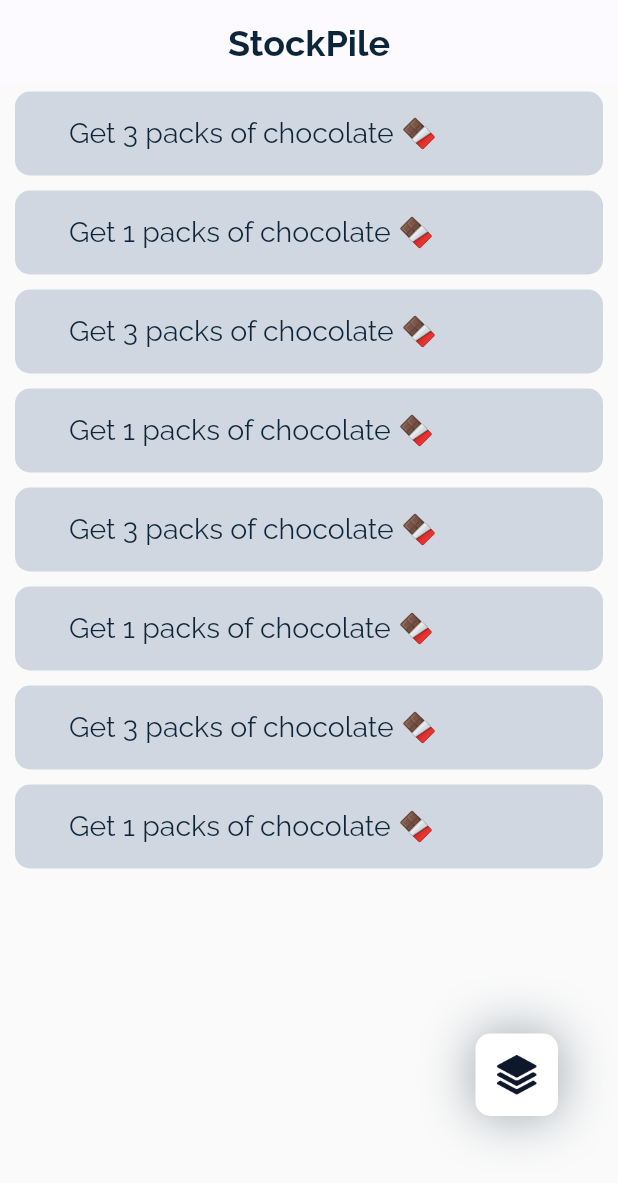
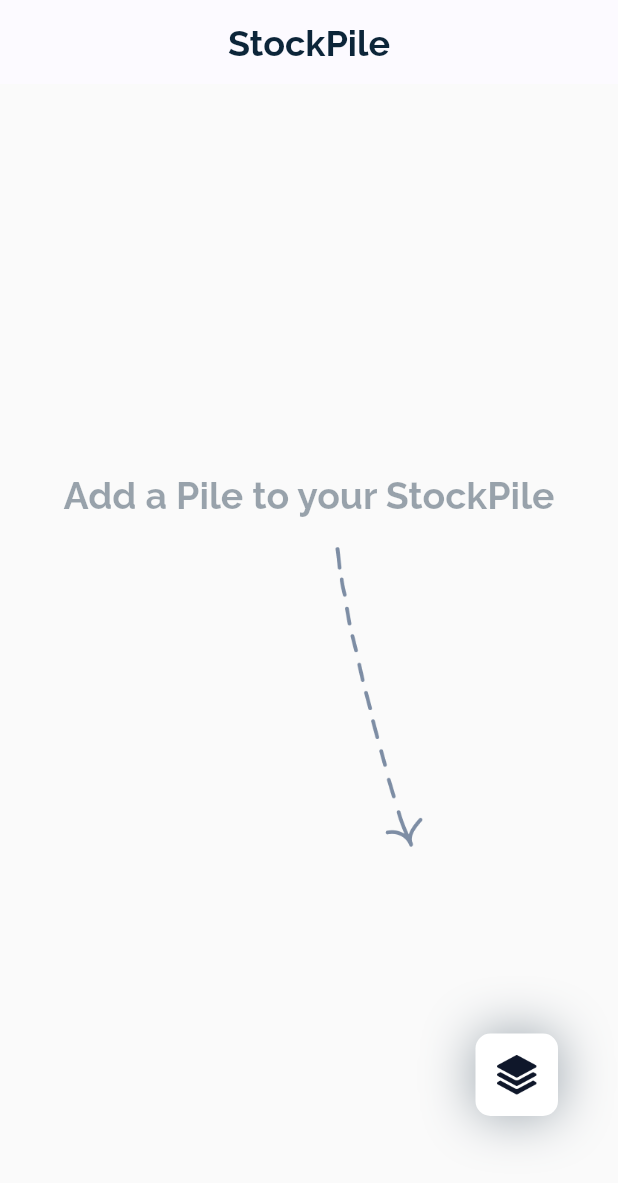
Before and after one commit to ClementPeter/stockpile, a Flutter app: the screen it shows after launch, on a phone screen of 412 x 824 dp. Shown: the top 1183 px of the screen. Run offline on Flutter 3.47's test engine with Material 2 defaults, Android fonts, the phone set to English and light mode, and no system bars; our stand-ins replace flutter_riverpod, flutter_svg, google_fonts.

Commit message:
🧹 building : State Notifier Code Cleanup

```diff
--- a/lib/providers/stockpile_changeNotifier.dart
+++ b/lib/providers/stockpile_changeNotifier.dart
@@ -5,7 +5,7 @@ import 'package:stockpile/model/stockpile.dart';
 
 //Create Provider to pass StockPileNotifier to our App
 final stockPileChangeNotifierProvider =
-    ChangeNotifierProvider<StockPileNotifier>((ref) {
+    Provider<StockPileNotifier>((ref) {
   return StockPileNotifier();
 });
 
--- a/lib/providers/stockpile_stateNotifier.dart
+++ b/lib/providers/stockpile_stateNotifier.dart
@@ -1,31 +1,46 @@
 import 'package:flutter_riverpod/flutter_riverpod.dart';
 import 'package:stockpile/model/stockpile.dart';
 
-final stockPileStateNotifierProvider = StateNotifierProvider((ref) {
-  return StockPileStateNotifier();
+//METHOD 1 - PERFORMING CRUD OPERATION WITH STATENOTIFIER
+final stockPileStateNotifierProvider =
+    StateNotifierProvider<StockPileStateNotifier, Object?>((ref) {
+  //Allow our state to take an empty List so data can be added to it ;; hence it can be mutable
+  return StockPileStateNotifier([]);
 });
 
+// final stockPileStateNotifierProvider =
+//     StateNotifierProvider<StockPileStateNotifier, Object?>((ref) {
+//   return StockPileStateNotifier([]); //works cos we keep our state dynamic
+
+//  // return StockPileStateNotifier();
+// });
+
+//the "super" keyword is how we pass data into our state
+//he "state" is basically any object hence it accepts list,map etc
+
 class StockPileStateNotifier extends StateNotifier {
-  StockPileStateNotifier() : super([]);
 
-  @override
-  var state = [
-    StockPile(name: "Get 3 packs of chocolate 🍫"),
-    StockPile(name: "Get 1 packs of chocolate 🍫"),
-    StockPile(name: "Get 3 packs of chocolate 🍫"),
-    StockPile(name: "Get 1 packs of chocolate 🍫"),
-    StockPile(name: "Get 3 packs of chocolate 🍫"),
-    StockPile(name: "Get 1 packs of chocolate 🍫"),
-    StockPile(name: "Get 3 packs of chocolate 🍫"),
-    StockPile(name: "Get 1 packs of chocolate 🍫"),
-  ]; //Wrong
+
+  StockPileStateNotifier(super.state); //make our state overriddeable - ask chatgpt
+
+  //To make the data in the state modifiable; override the state
+
+  // @override
+  // var state = [
+  // StockPile(name: "Get 3 packs of chocolate 🍫"),
+  // StockPile(name: "Get 1 packs of chocolate 🍫"),
+  //   StockPile(name: "Get 3 packs of chocolate 🍫"),
+  //   StockPile(name: "Get 1 packs of chocolate 🍫"),
+  // ]; //
 
   get stateList => state;
 
   int get stateLength => state.length; //
 
   void addPile(StockPile pile) {
-    state = state[pile];
+    state = [...state, pile];
+
+    print("::::::::::::::${state.stateLength}::::::::::::::::::::");
     //_pile.add(pile);
     //     notifyListeners();
   }
@@ -55,7 +70,8 @@ class StockPileStateNotifier extends StateNotifier {
 
     if (oldPileItem.name != updatedPileItem.name) {
       //if it's not equal ; meaning they are different , thus update the value
-      state[index] = oldPileItem.updated(updatedPileItem.name);
+      // state[index] = oldPileItem.updated(updatedPileItem.name);
+      state[index] = oldPileItem.copyWith(name: updatedPileItem.name);
     }
   }
 
@@ -63,11 +79,6 @@ class StockPileStateNotifier extends StateNotifier {
     state = [];
   }
 }
-
-
-
-
-
 
 // For example, " @XclusiveCyborg " explanation
 // Look at state notifier as Master and apprenticeship , the master influences the apprentice through instructions.
@@ -92,3 +103,110 @@ class StockPileStateNotifier extends StateNotifier {
 /// And also the .family modifier isn’t for future provider alone.
 
 // The simple use case is if you want to pass a variable into your State,Future,Stream provider, you can use the .family modifier.
+
+// import 'package:flutter_riverpod/flutter_riverpod.dart';
+// import 'package:stockpile/model/stockpile.dart';
+
+// //METHOD 2 - PERFORMING CRUD OPERATION WITH STATENOTIFIER
+
+// final stockPileStateNotifierProvider =
+//     StateNotifierProvider<StockPileStateNotifier, Object?>((ref) {
+//   return StockPileStateNotifier({});
+// });
+
+// // final stockPileStateNotifierProvider =
+// //     StateNotifierProvider<StockPileStateNotifier, Object?>((ref) {
+// //   return StockPileStateNotifier([]); //works cos we keep our state dynamic ; hence it can be mutable
+
+// //  // return StockPileStateNotifier();
+// // });
+
+// //the "super" keyword is how we pass data into our state
+// //he "state" is basically any object hence it accepts list,map etc
+
+// class StockPileStateNotifier extends StateNotifier {
+//   //we set our state to be an empty list of which we would add value too
+//   // StockPileStateNotifier() : super([]);
+
+//   StockPileStateNotifier(super.state); //make our state overriddeable
+
+//   //To make the data in the state modifiable; override the state
+
+//   // @override
+//   // var state = [
+//   //   StockPile(name: "Get 3 packs of chocolate 🍫"),
+//   //   StockPile(name: "Get 1 packs of chocolate 🍫"),
+//   //   StockPile(name: "Get 3 packs of chocolate 🍫"),
+//   //   StockPile(name: "Get 1 packs of chocolate 🍫"),
+//   // ]; //
+
+//   get stateList => state;
+
+//   int get stateLength => state.length; //
+
+//   void addPile(StockPile pile) {
+//     state = [...state, pile];
+
+//     print("::::::::::::::${state.stateLength}::::::::::::::::::::");
+//     //_pile.add(pile);
+//     //     notifyListeners();
+//   }
+
+//   // void removePile(StockPile pile) {
+//   //   state = state.copyWith(
+//   //     pile: state.pile.where((p) => p != pile).toList(),
+//   //   );
+//   // }
+
+//   //Update an existing pile
+//   void removePile(StockPile pile) {
+//     state = state.where((p) => p != pile).toList();
+//   }
+
+//   // //Update an existing pile
+
+//   // void removePile(StockPile pileToRemove) {
+//   //   state.removeWhere((pile) => pile == pileToRemove).toList();
+//   // }
+
+//   //Update an existing pile
+//   void update(StockPile updatedPileItem) {
+//     final index = state.indexOf(updatedPileItem);
+
+//     final oldPileItem = state[index];
+
+//     if (oldPileItem.name != updatedPileItem.name) {
+//       //if it's not equal ; meaning they are different , thus update the value
+//       // state[index] = oldPileItem.updated(updatedPileItem.name);
+//       state[index] = oldPileItem.copyWith(name: updatedPileItem.name);
+//     }
+//   }
+
+//   void clearPile() {
+//     state = [];
+//   }
+// }
+
+// // For example, " @XclusiveCyborg " explanation
+// // Look at state notifier as Master and apprenticeship , the master influences the apprentice through instructions.
+
+// // As the name implies State-Notifier
+
+// // There is a state - (this holds all of the properties that are subject to change which you can pass to your UI)
+
+// // And there’s Notifier - ( this holds all the methods that influences how your state changes).
+
+// // Your statenotifier here is a StateNotifier that holds a List<Product>
+
+// // What this means is that, the only thing that your State can provide is a list of type product nothing more. Just like a Dominos is known for producing pizzas.
+
+// // So the method addProduct in your notifier class basically helps you add product into your state which holds a List<Product>.
+
+// // So assume Product is pizza. The addProduct method for example everytime you call it helps you add one box of pizza to the List of pizza in your state.
+
+// // So if you have been showing a List of pizza in your UI let’s say Pizza 1-10, everytime you add a pizza,it increases by 1 and the changes reflect in your UI.
+
+// /* */
+// /// And also the .family modifier isn’t for future provider alone.
+
+// // The simple use case is if you want to pass a variable into your State,Future,Stream provider, you can use the .family modifier.
```
Also changed, not shown: lib/home.dart (+29 -3 lines).
